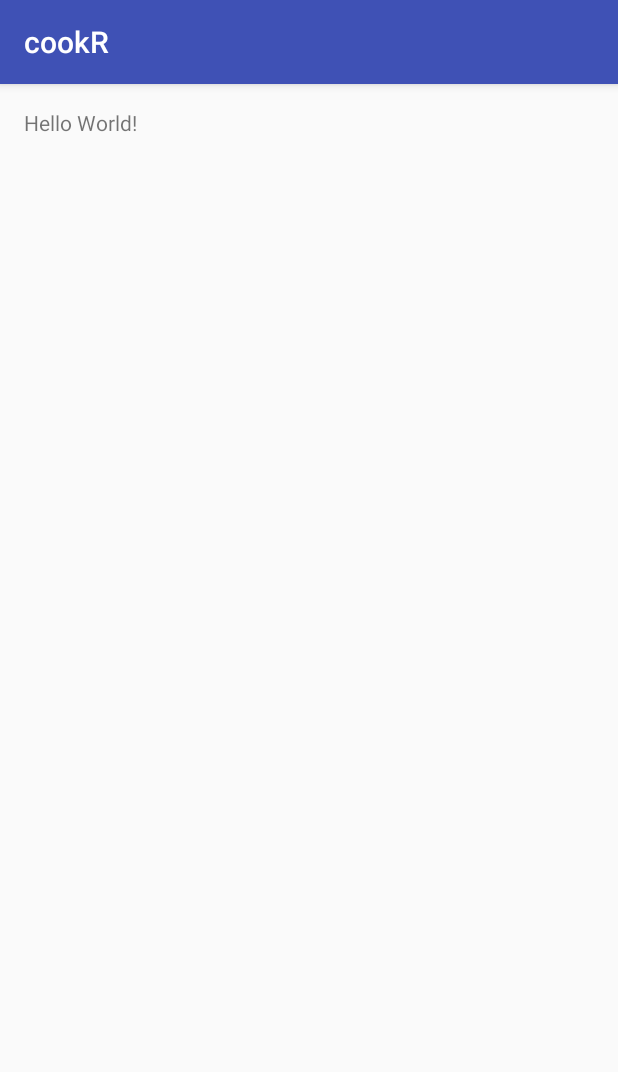
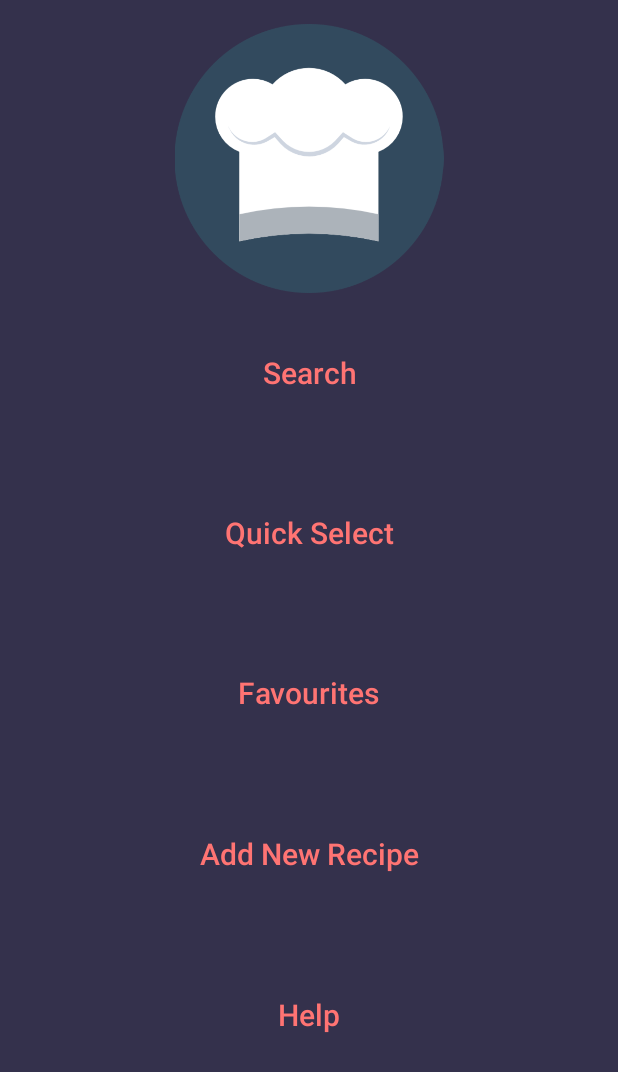
Before and after one commit to IMFIL/cookR, an Android app: the screen it shows after launch (MainActivity), on a phone screen of 412 x 824 dp. Shown: the top 1072 px of the screen. Run offline under Robolectric (Android 15) with nearby library versions, the phone set to English and light mode, and no system bars.

Commit message:
Main Page Complete

```diff
--- a/app/src/main/res/layout/activity_main.xml
+++ b/app/src/main/res/layout/activity_main.xml
@@ -1,5 +1,6 @@
 <?xml version="1.0" encoding="utf-8"?>
 <RelativeLayout xmlns:android="http://schemas.android.com/apk/res/android"
+    xmlns:app="http://schemas.android.com/apk/res-auto"
     xmlns:tools="http://schemas.android.com/tools"
     android:id="@+id/activity_main"
     android:layout_width="match_parent"
@@ -8,10 +9,84 @@
     android:paddingLeft="@dimen/activity_horizontal_margin"
     android:paddingRight="@dimen/activity_horizontal_margin"
     android:paddingTop="@dimen/activity_vertical_margin"
-    tools:context="com.uottawa.cookr.MainActivity">
+    tools:context="com.uottawa.cookr.MainActivity"
+    android:background="@color/darkPastel">
 
-    <TextView
-        android:layout_width="wrap_content"
-        android:layout_height="wrap_content"
-        android:text="Hello World!" />
+    <LinearLayout
+        android:orientation="vertical"
+        android:layout_width="match_parent"
+        android:layout_height="match_parent"
+        android:layout_alignParentTop="true"
+        android:layout_alignParentLeft="true"
+        android:layout_alignParentStart="true">
+
+        <ImageView
+            android:layout_width="match_parent"
+            android:layout_height="179dp"
+            android:id="@+id/bannerMain"
+            app:srcCompat="@drawable/chef" />
+
+        <LinearLayout
+            android:orientation="vertical"
+            android:layout_width="match_parent"
+            android:layout_height="match_parent"
+            android:layout_weight="1">
+
+            <TextView
+                android:text="Search"
+                android:layout_width="match_parent"
+                android:layout_height="wrap_content"
+                android:id="@+id/searchMain"
+                android:textAppearance="@style/TextAppearance.AppCompat.Widget.ActionBar.Title"
+                android:gravity="center_horizontal|center"
+                android:layout_weight="1"
+                android:textColor="@color/redPastel" />
+
+            <TextView
+                android:text="Quick Select"
+                android:layout_width="match_parent"
+                android:layout_height="wrap_content"
+                android:id="@+id/quickSelectMain"
+                android:textAppearance="@style/TextAppearance.AppCompat.Widget.ActionBar.Title"
+                android:gravity="center_horizontal|center"
+                android:layout_weight="1"
+                android:textColor="@color/redPastel" />
+
+            <TextView
+                android:text="Favourites"
+                android:layout_width="match_parent"
+                android:layout_height="wrap_content"
+                android:id="@+id/favouritesMain"
+                android:textAppearance="@style/TextAppearance.AppCompat.Widget.ActionBar.Title"
+                android:gravity="center_horizontal|center"
+                android:layout_weight="1"
+                android:textColor="@color/redPastel" />
+
+            <TextView
+                android:text="Add New Recipe"
+                android:layout_width="match_parent"
+                android:layout_height="wrap_content"
+                android:id="@+id/addNewRecipeMain"
+                android:gravity="center_horizontal|center"
+                android:textAppearance="@style/TextAppearance.AppCompat.Widget.ActionBar.Title"
+                android:layout_weight="1"
+                android:textColor="@color/redPastel" />
+
+            <TextView
+                android:text="Help"
+                android:layout_width="match_parent"
+                android:layout_height="wrap_content"
+                android:id="@+id/helpMain"
+                android:textAppearance="@style/TextAppearance.AppCompat.Widget.ActionBar.Title"
+                android:gravity="center_horizontal|center"
+                android:layout_weight="1"
+                android:textColor="@color/redPastel" />
+        </LinearLayout>
+
+        <ImageView
+            android:layout_width="match_parent"
+            android:layout_height="78dp"
+            android:id="@+id/logoMain" />
+
+    </LinearLayout>
 </RelativeLayout>
--- a/app/src/main/res/values/colors.xml
+++ b/app/src/main/res/values/colors.xml
@@ -3,4 +3,14 @@
     <color name="colorPrimary">#3F51B5</color>
     <color name="colorPrimaryDark">#303F9F</color>
     <color name="colorAccent">#FF4081</color>
+
+    <color name="lightPink">#fec8c9</color>
+    <color name="darkPink">#fd999a</color>
+    <color name="lightNavy">#444f59</color>
+    <color name="darkNavy">#3e4149</color>
+
+    <color name="redPastel">#ff7473</color>
+    <color name="yellowPastel">#ffc952</color>
+    <color name="bluePastel">#47b8e0</color>
+    <color name="darkPastel">#34314c</color>
 </resources>
--- a/app/src/main/res/values/styles.xml
+++ b/app/src/main/res/values/styles.xml
@@ -1,7 +1,7 @@
 <resources>
 
     <!-- Base application theme. -->
-    <style name="AppTheme" parent="Theme.AppCompat.Light.DarkActionBar">
+    <style name="AppTheme" parent="Theme.AppCompat.Light.NoActionBar">
         <!-- Customize your theme here. -->
         <item name="colorPrimary">@color/colorPrimary</item>
         <item name="colorPrimaryDark">@color/colorPrimaryDark</item>
```
Also changed, not shown: app/src/main/res/drawable/chef.png (added).
